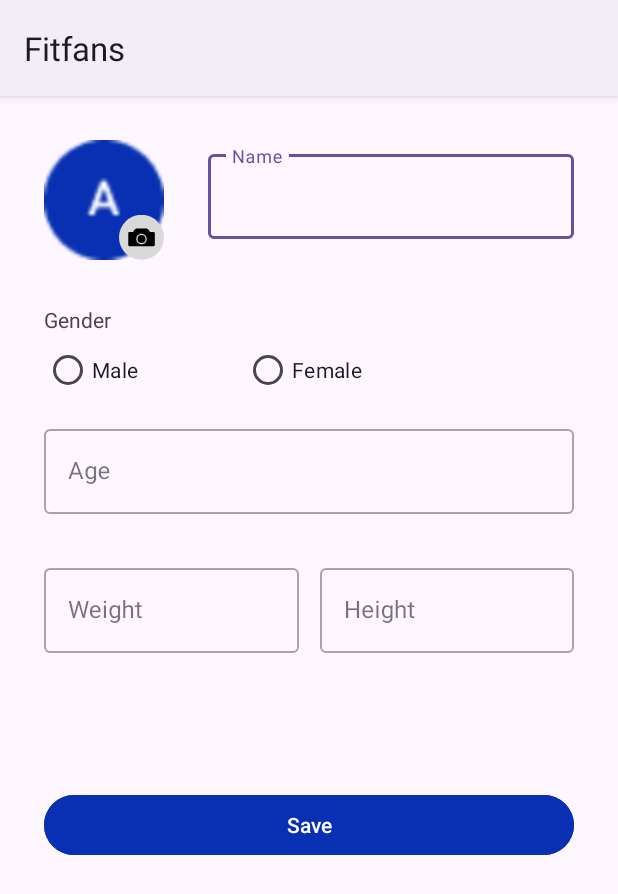
After one commit to Capstone-CH2-PS196/FitFans, an Android app: the EditProfileActivity screen opened directly, with no data from a screen before it, on a phone screen of 412 x 824 dp. The commit adds this screen. Shown: the top 894 px of the screen. Run offline under Robolectric (Android 15) with nearby library versions, the phone set to English and light mode, and no system bars.

Commit message:
added detection result screen and edit profile screen

```diff
--- /dev/null
+++ b/app/src/main/java/com/capstonech2/fitfans/model/Recommendation.kt
@@ -0,0 +1,6 @@
+package com.capstonech2.fitfans.model
+
+data class Recommendation(
+    val level: String,
+    val time: String
+)
--- /dev/null
+++ b/app/src/main/java/com/capstonech2/fitfans/ui/profile/EditProfileActivity.kt
@@ -0,0 +1,15 @@
+package com.capstonech2.fitfans.ui.profile
+
+import androidx.appcompat.app.AppCompatActivity
+import android.os.Bundle
+import com.capstonech2.fitfans.databinding.ActivityEditProfileBinding
+
+class EditProfileActivity : AppCompatActivity() {
+
+    private lateinit var binding: ActivityEditProfileBinding
+    override fun onCreate(savedInstanceState: Bundle?) {
+        super.onCreate(savedInstanceState)
+        binding = ActivityEditProfileBinding.inflate(layoutInflater)
+        setContentView(binding.root)
+    }
+}
--- /dev/null
+++ b/app/src/main/res/drawable/button_edit_image.xml
@@ -0,0 +1,7 @@
+<?xml version="1.0" encoding="utf-8"?>
+<vector android:height="30dp" android:viewportHeight="100"
+    android:viewportWidth="100" android:width="30dp" xmlns:android="http://schemas.android.com/apk/res/android">
+    <path android:fillColor="@color/back_list" android:pathData="M50,49.6m-50,0a50,50 0,1 1,100 0a50,50 0,1 1,-100 0"/>
+    <path android:fillColor="@color/black" android:pathData="M76.9,38h-8l-3.1,-5c-1.3,-2 -3.5,-3.2 -5.8,-3.2H40.1c-2.4,0 -4.6,1.2 -5.8,3.2l-3.1,5h-8c-1.4,0 -2.6,1.2 -2.6,2.6v26.3c0,1.4 1.2,2.6 2.6,2.6h53.8c1.4,0 2.6,-1.2 2.6,-2.6V40.6C79.5,39.2 78.3,38 76.9,38zM50,64.9c-6.5,0 -11.7,-5.3 -11.7,-11.7S43.5,41.4 50,41.4c6.5,0 11.7,5.3 11.7,11.7S56.5,64.9 50,64.9z"/>
+    <path android:fillColor="@color/black" android:pathData="M50,53.2m-8.9,0a8.9,8.9 0,1 1,17.8 0a8.9,8.9 0,1 1,-17.8 0"/>
+</vector>
--- /dev/null
+++ b/app/src/main/res/layout/activity_edit_profile.xml
@@ -0,0 +1,159 @@
+<?xml version="1.0" encoding="utf-8"?>
+<androidx.constraintlayout.widget.ConstraintLayout xmlns:android="http://schemas.android.com/apk/res/android"
+    xmlns:app="http://schemas.android.com/apk/res-auto"
+    xmlns:tools="http://schemas.android.com/tools"
+    android:layout_width="match_parent"
+    android:layout_height="match_parent"
+    tools:context=".ui.profile.EditProfileActivity">
+
+    <ImageView
+        android:id="@+id/preview_edit_image"
+        android:layout_width="80dp"
+        android:layout_height="80dp"
+        android:layout_marginTop="29dp"
+        android:layout_marginStart="29dp"
+        android:src="@drawable/avatar"
+        app:layout_constraintStart_toStartOf="parent"
+        app:layout_constraintTop_toTopOf="parent"/>
+
+    <ImageButton
+        android:id="@+id/button_change_image"
+        android:layout_width="wrap_content"
+        android:layout_height="wrap_content"
+        android:background="@android:color/transparent"
+        android:src="@drawable/button_edit_image"
+        app:layout_constraintEnd_toEndOf="@id/preview_edit_image"
+        app:layout_constraintBottom_toBottomOf="@id/preview_edit_image"/>
+
+    <com.google.android.material.textfield.TextInputLayout
+        android:id="@+id/profile_ed_name"
+        style="@style/Widget.MaterialComponents.TextInputLayout.OutlinedBox"
+        android:layout_width="0dp"
+        android:layout_height="wrap_content"
+        android:layout_marginTop="10dp"
+        android:layout_marginHorizontal="29dp"
+        android:hint="@string/name"
+        app:errorEnabled="true"
+        app:layout_constraintStart_toEndOf="@id/preview_edit_image"
+        app:layout_constraintEnd_toEndOf="parent"
+        app:layout_constraintTop_toTopOf="@id/preview_edit_image"
+        app:layout_constraintBottom_toBottomOf="@id/preview_edit_image">
+
+        <com.google.android.material.textfield.TextInputEditText
+            android:layout_width="match_parent"
+            android:layout_height="wrap_content"
+            android:inputType="text"/>
+
+    </com.google.android.material.textfield.TextInputLayout>
+
+    <TextView
+        android:id="@+id/profile_gender"
+        android:layout_marginTop="30dp"
+        android:layout_width="match_parent"
+        android:layout_height="wrap_content"
+        android:layout_marginHorizontal="29dp"
+        android:text="@string/gender"
+        android:textSize="14sp"
+        app:layout_constraintStart_toStartOf="parent"
+        app:layout_constraintTop_toBottomOf="@id/preview_edit_image"
+        app:layout_constraintBottom_toTopOf="@id/profile_rbg_gender"/>
+
+    <RadioGroup
+        android:id="@+id/profile_rbg_gender"
+        android:layout_width="match_parent"
+        android:layout_height="wrap_content"
+        android:layout_marginHorizontal="29dp"
+        android:orientation="horizontal"
+        app:layout_constraintStart_toStartOf="parent"
+        app:layout_constraintTop_toBottomOf="@id/profile_gender"
+        app:layout_constraintBottom_toTopOf="@id/profile_ed_age">
+        <RadioButton
+            android:id="@+id/rb_male"
+            android:layout_width="wrap_content"
+            android:layout_height="wrap_content"
+            android:layout_marginEnd="70dp"
+            android:text="@string/male_label"/>
+        <RadioButton
+            android:id="@+id/rb_female"
+            android:layout_width="wrap_content"
+            android:layout_height="wrap_content"
+            android:text="@string/female_label"/>
+    </RadioGroup>
+
+    <com.google.android.material.textfield.TextInputLayout
+        android:id="@+id/profile_ed_age"
+        style="@style/Widget.MaterialComponents.TextInputLayout.OutlinedBox"
+        android:layout_width="match_parent"
+        android:layout_height="wrap_content"
+        android:layout_marginTop="10dp"
+        android:layout_marginHorizontal="29dp"
+        android:hint="@string/age"
+        app:errorEnabled="true"
+        app:layout_constraintStart_toStartOf="parent"
+        app:layout_constraintEnd_toEndOf="parent"
+        app:layout_constraintTop_toBottomOf="@id/profile_rbg_gender"
+        app:layout_constraintBottom_toTopOf="@id/profile_ed_weight">
+
+        <com.google.android.material.textfield.TextInputEditText
+            android:layout_width="match_parent"
+            android:layout_height="wrap_content"
+            android:inputType="text"/>
+
+    </com.google.android.material.textfield.TextInputLayout>
+
+    <com.google.android.material.textfield.TextInputLayout
+        android:id="@+id/profile_ed_weight"
+        style="@style/Widget.MaterialComponents.TextInputLayout.OutlinedBox"
+        android:layout_width="0dp"
+        android:layout_height="wrap_content"
+        android:layout_marginTop="10dp"
+        android:layout_marginStart="29dp"
+        android:layout_marginEnd="14dp"
+        android:hint="@string/weight"
+        app:errorEnabled="true"
+        app:layout_constraintStart_toStartOf="parent"
+        app:layout_constraintEnd_toStartOf="@id/profile_ed_height"
+        app:layout_constraintTop_toBottomOf="@id/profile_ed_age"
+        app:layout_constraintBottom_toTopOf="@id/profile_ed_height">
+
+        <com.google.android.material.textfield.TextInputEditText
+            android:layout_width="match_parent"
+            android:layout_height="wrap_content"
+            android:inputType="text"/>
+
+    </com.google.android.material.textfield.TextInputLayout>
+
+    <com.google.android.material.textfield.TextInputLayout
+        android:id="@+id/profile_ed_height"
+        style="@style/Widget.MaterialComponents.TextInputLayout.OutlinedBox"
+        android:layout_width="0dp"
+        android:layout_height="wrap_content"
+        android:layout_marginTop="10dp"
+        android:layout_marginEnd="29dp"
+        android:hint="@string/height"
+        app:errorEnabled="true"
+        app:layout_constraintStart_toEndOf="@id/profile_ed_weight"
+        app:layout_constraintEnd_toEndOf="parent"
+        app:layout_constraintTop_toBottomOf="@id/profile_ed_age"
+        app:layout_constraintBottom_toBottomOf="@id/profile_ed_weight">
+
+        <com.google.android.material.textfield.TextInputEditText
+            android:layout_width="match_parent"
+            android:layout_height="wrap_content"
+            android:inputType="text"/>
+
+    </com.google.android.material.textfield.TextInputLayout>
+
+    <Button
+        android:id="@+id/profile_button_save"
+        android:backgroundTint="@color/primary"
+        android:layout_width="match_parent"
+        android:layout_height="wrap_content"
+        android:layout_marginTop="70dp"
+        android:layout_marginHorizontal="29dp"
+        android:text="@string/save"
+        app:layout_constraintStart_toStartOf="parent"
+        app:layout_constraintEnd_toEndOf="parent"
+        app:layout_constraintTop_toBottomOf="@id/profile_ed_height"/>
+
+</androidx.constraintlayout.widget.ConstraintLayout>
--- a/app/src/main/res/values/colors.xml
+++ b/app/src/main/res/values/colors.xml
@@ -8,4 +8,5 @@
     <color name="secondary">#DADADA</color>
 
     <color name="gray_text">#787878</color>
+    <color name="back_list">#D9D9D9</color>
 </resources>
```
Also changed, not shown: app/src/main/AndroidManifest.xml (+9 -1 lines), app/src/main/java/com/capstonech2/fitfans/ui/detectionresult/DetectionResultActivity.kt (added, +39 -0 lines), app/src/main/java/com/capstonech2/fitfans/ui/detectionresult/DetectionResultAdapter.kt (added, +42 -0 lines), app/src/main/java/com/capstonech2/fitfans/ui/detectionresult/FakeRecommendation.kt (added, +20 -0 lines), app/src/main/java/com/capstonech2/fitfans/ui/profile/ProfileFragment.kt (+28 -0 lines), app/src/main/res/layout/activity_detection_result.xml (added, +131 -0 lines), app/src/main/res/layout/recommendation_list.xml (added, +51 -0 lines), app/src/main/res/menu/result_menu.xml (added, +9 -0 lines), app/src/main/res/menu/settings_menu.xml (added, +10 -0 lines), app/src/main/res/drawable/result_sample_image.png (added).
